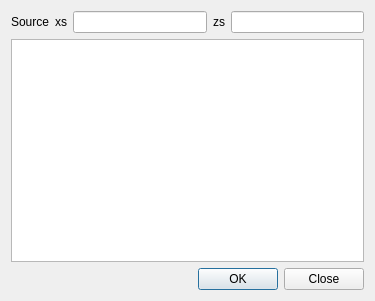
First picture: the form in seismicu/seismicu.ui, repository edvelezg/repotmp, before the edit.
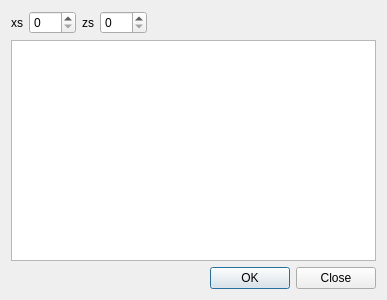
Second picture: the form after the edit.

Commit message: Changed to SpinBox,  Max set to 500

Diff of the .ui file:
```diff
--- a/seismicu/seismicu.ui
+++ b/seismicu/seismicu.ui
@@ -5,8 +5,8 @@
    <rect>
     <x>0</x>
     <y>0</y>
-    <width>375</width>
-    <height>301</height>
+    <width>387</width>
+    <height>300</height>
    </rect>
   </property>
   <property name="windowTitle" >
@@ -18,29 +18,43 @@
      <item>
       <widget class="QLabel" name="label" >
        <property name="text" >
-        <string>Source</string>
-       </property>
-      </widget>
-     </item>
-     <item>
-      <widget class="QLabel" name="label_2" >
-       <property name="text" >
         <string>xs</string>
        </property>
       </widget>
      </item>
      <item>
-      <widget class="QLineEdit" name="lineEdit" />
+      <widget class="QSpinBox" name="spinBox" >
+       <property name="maximum" >
+        <number>500</number>
+       </property>
+      </widget>
      </item>
      <item>
-      <widget class="QLabel" name="label_3" >
+      <widget class="QLabel" name="label_2" >
        <property name="text" >
         <string>zs</string>
        </property>
       </widget>
      </item>
      <item>
-      <widget class="QLineEdit" name="lineEdit_2" />
+      <widget class="QSpinBox" name="spinBox_2" >
+       <property name="maximum" >
+        <number>500</number>
+       </property>
+      </widget>
+     </item>
+     <item>
+      <spacer name="horizontalSpacer" >
+       <property name="orientation" >
+        <enum>Qt::Horizontal</enum>
+       </property>
+       <property name="sizeHint" stdset="0" >
+        <size>
+         <width>40</width>
+         <height>20</height>
+        </size>
+       </property>
+      </spacer>
      </item>
     </layout>
    </item>
```
The commit also changes 1 other file.
